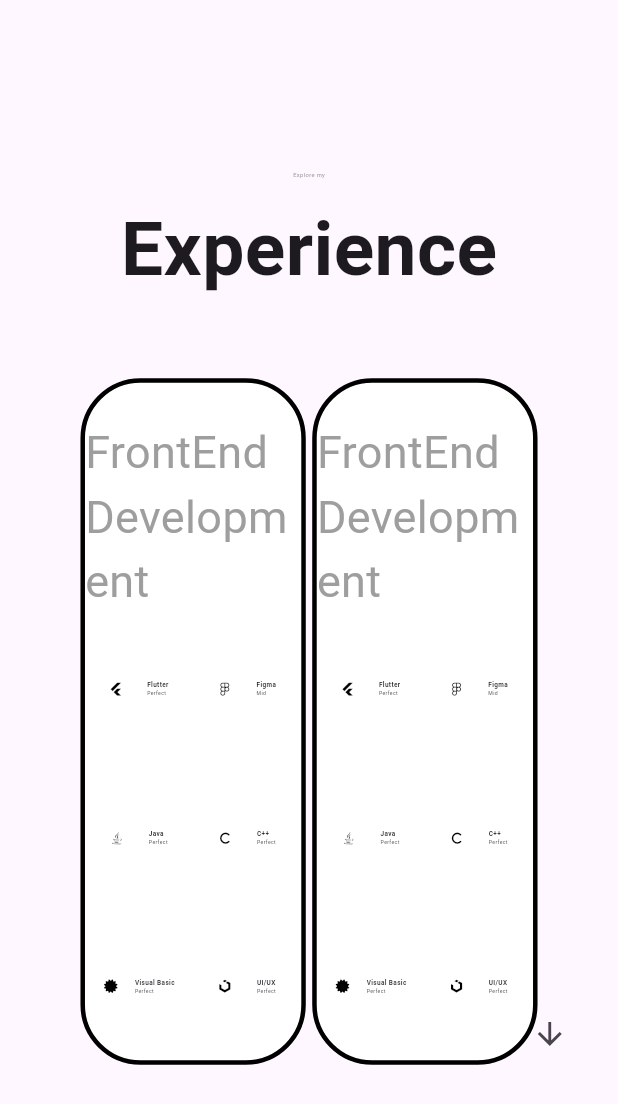
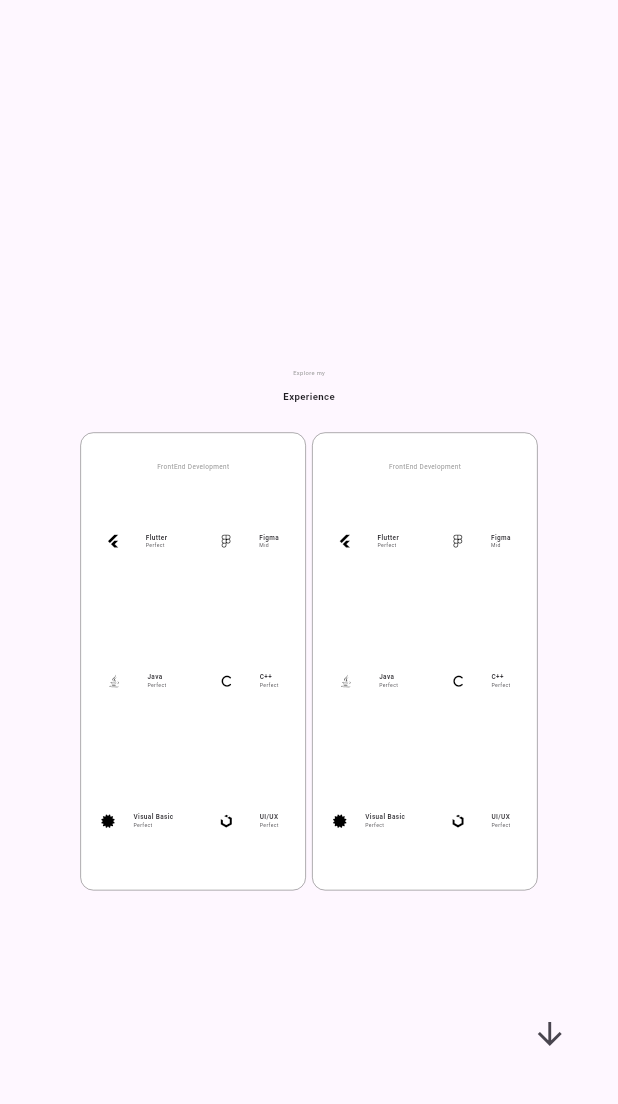
Before and after one commit to qutaiba-kot/Qutaiab-protofolio, a Flutter app: the screen it shows after launch, swiped to page 3, on a phone screen of 412 x 824 dp. Shown: the top 1104 px of the screen. Run offline on Flutter 3.47's test engine with Material 3 defaults, Android fonts, the phone set to English and light mode, and no system bars; our stand-ins replace flutter_bloc, flutter_screenutil, font_awesome_flutter.

Commit message:
improving ui size in experince features

```diff
--- a/lib/Core/Widgets/experince_conatiner_widget.dart
+++ b/lib/Core/Widgets/experince_conatiner_widget.dart
@@ -9,19 +9,19 @@ class ExperinceConatinerWidget extends StatelessWidget {
   @override
   Widget build(BuildContext context) {
     return Container(
-      height: 600.h,
+      height: 400.h,
       width: 700.w,
       decoration: BoxDecoration(
         color: Colors.white,
-        border: Border.all(color: Colors.black, width: 3),
-        borderRadius: BorderRadius.all(Radius.circular(40)),
+        border: Border.all(color: Colors.black, width: 1.w),
+        borderRadius: BorderRadius.all(Radius.circular(40.r)),
       ),
       child: Column(
         children: [
-          SizedBox(height: 25),
+          SizedBox(height: 25.h),
           Text(
             "FrontEnd Development",
-            style: TextStyle(fontSize: 30, color: Colors.grey),
+            style: TextStyle(fontSize: 20.sp, color: Colors.grey),
           ),
           Expanded(
             child: Row(
--- a/lib/features/Experince/presentation/experience_page.dart
+++ b/lib/features/Experince/presentation/experience_page.dart
@@ -10,21 +10,23 @@ class ExperiencePage extends StatelessWidget {
   Widget build(BuildContext context) {
     return Scaffold(
       body: Stack(
-        children:[ Center(
+        children: [
+          Center(
             child: Column(
               mainAxisAlignment: MainAxisAlignment.center,
               crossAxisAlignment: CrossAxisAlignment.center,
               children: [
+                SizedBox(height: 20.h),
                 Text(
                   "Explore my",
                   style: TextStyle(fontSize: 18.sp, color: Colors.grey),
                 ),
-              SizedBox(height: 10),
+                SizedBox(height: 10.h),
                 Text(
                   "Experience",
-                style: TextStyle(fontSize: 50, fontWeight: FontWeight.bold),
+                  style: TextStyle(fontSize: 30.sp, fontWeight: FontWeight.bold),
                 ),
-              SizedBox(height: 50,),
+                SizedBox(height: 20),
                 Row(
                   mainAxisAlignment: MainAxisAlignment.center,
                   children: [
@@ -36,8 +38,8 @@ class ExperiencePage extends StatelessWidget {
               ],
             ),
           ),
-        Positioned(child: NextPageButton() , bottom: 145.h, right: 100.w,),
-        ]
+          Positioned(child: NextPageButton(), bottom: 145.h, right: 100.w),
+        ],
       ),
     );
   }
```
Lines whose indentation alone changed are shown as unchanged.
